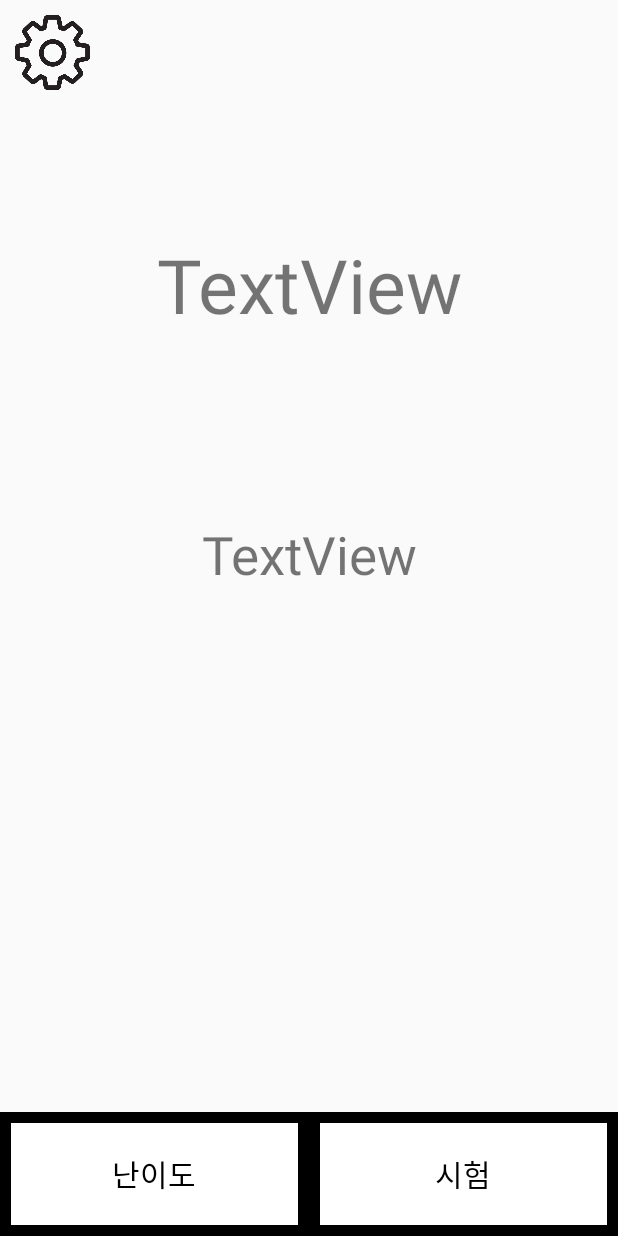
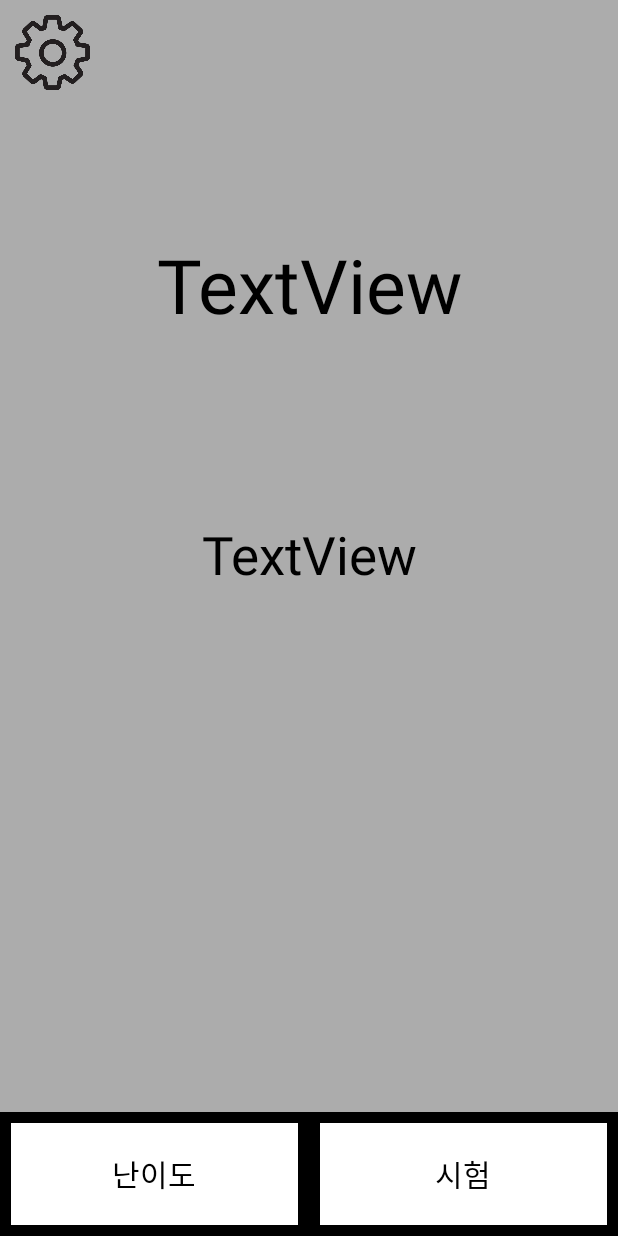
Before and after one commit to ImUB/VocaApp, an Android app: the layout activity_main.xml on its own in the app's theme, with its tools: preview values and no code run, on a phone screen of 412 x 824 dp. Run offline under Robolectric (Android 15) with nearby library versions, the phone set to English and light mode, and no system bars.

Commit message:
Title Bar 제거 및 관련 스타일 정리

```diff
--- a/app/src/main/AndroidManifest.xml
+++ b/app/src/main/AndroidManifest.xml
@@ -1,5 +1,6 @@
 <?xml version="1.0" encoding="utf-8"?>
 <manifest xmlns:android="http://schemas.android.com/apk/res/android"
+    xmlns:tools="http://schemas.android.com/tools"
     package="com.im_yubi.englsihword">
 
     <application
@@ -7,7 +8,8 @@
         android:label="@string/app_name"
         android:roundIcon="@mipmap/ic_launcher_round"
         android:supportsRtl="true"
-        android:theme="@style/AppTheme">
+        android:theme="@style/Theme.AppCompat.NoActionBar"
+        tools:ignore="AllowBackup,GoogleAppIndexingWarning">
         <activity android:name=".MainActivity">
             <intent-filter>
                 <action android:name="android.intent.action.MAIN" />
--- a/app/src/main/res/layout/activity_difficultly.xml
+++ b/app/src/main/res/layout/activity_difficultly.xml
@@ -3,6 +3,7 @@
     android:orientation="vertical"
     android:layout_width="match_parent"
     android:layout_height="match_parent"
+    android:background="@color/colorWhite"
     android:paddingTop="60dp">
 
     <Button
--- a/app/src/main/res/layout/activity_main.xml
+++ b/app/src/main/res/layout/activity_main.xml
@@ -4,6 +4,7 @@
     android:layout_width="match_parent"
     android:layout_height="match_parent"
     android:orientation="vertical"
+    android:background="@color/colorWhite"
     android:weightSum="10">
     <LinearLayout
         android:layout_width="match_parent"
@@ -32,7 +33,8 @@
             android:layout_marginBottom="30dp"
             android:gravity="center|center"
             android:text="@string/EnglishWord"
-            android:textSize="50sp" />
+            android:textSize="50sp"
+            android:textColor="@color/colorPrimaryDark"/>
         <TextView
             android:id="@+id/textView2"
             android:layout_width="300dp"
@@ -40,6 +42,7 @@
             android:layout_gravity="center"
             android:gravity="center|center"
             android:textSize="35sp"
+            android:textColor="@color/colorPrimaryDark"
             android:text="@string/KoreanWord" />
     </LinearLayout>
     <LinearLayout
--- a/app/src/main/res/values/colors.xml
+++ b/app/src/main/res/values/colors.xml
@@ -1,6 +1,7 @@
 <?xml version="1.0" encoding="utf-8"?>
 <resources>
     <color name="colorPrimary">#008577</color>
-    <color name="colorPrimaryDark">#00574B</color>
+    <color name="colorPrimaryDark">#000000</color>
     <color name="colorAccent">#D81B60</color>
+    <color name="colorWhite">#acacac</color>
 </resources>
```
